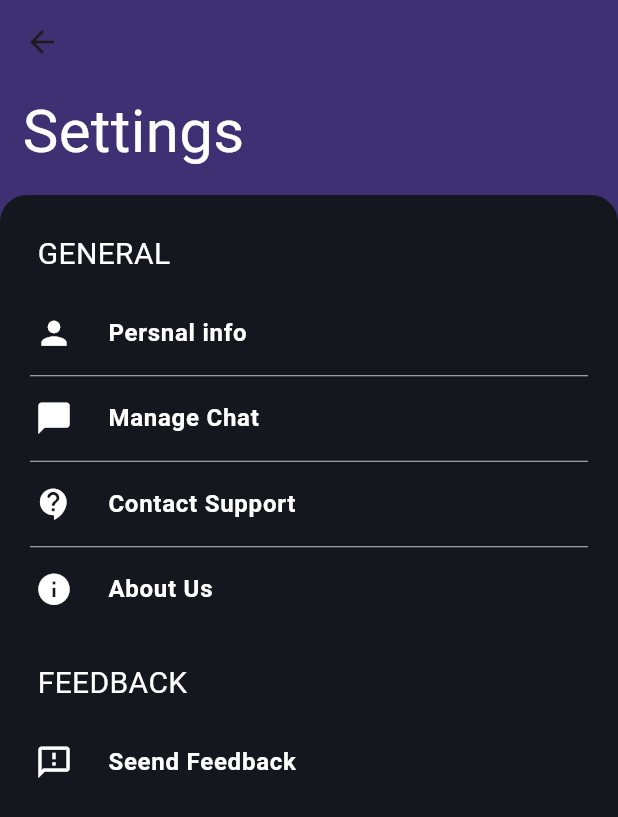
After one commit to Solanki-Tejs/docguru, a Flutter app: the Setting screen opened directly, on a phone screen of 412 x 824 dp. The commit adds this screen. Shown: the top 817 px of the screen. Run offline on Flutter 3.47's test engine with Material 3 defaults, Android fonts, the light colour scheme and no system bars; our stand-ins replace flutter_dotenv, shared_preferences; accounts and stored records are empty.

Commit message:
setting and home page added

```diff
--- a/lib/PAGE/SignIn.dart
+++ b/lib/PAGE/SignIn.dart
@@ -3,6 +3,7 @@
 import 'dart:convert';
 
 import 'package:docguru/Animation/login-register.dart';
+import 'package:docguru/PAGE/Home.dart';
 import 'package:docguru/PAGE/forgetpass.dart';
 import 'package:docguru/PAGE/rename_it.dart';
 import 'package:flutter/material.dart';
@@ -45,7 +46,7 @@ class _SignInState extends State<SignIn> {
         print("hello world!");
         prefs.setString("token", Jres["token"]);
         Navigator.pushReplacement(
-            context, MaterialPageRoute(builder: (context) => RenameIt()));
+            context, MaterialPageRoute(builder: (context) => Home()));
       }
     } catch (e) {
       print(e);
--- /dev/null
+++ b/lib/PAGE/setting.dart
@@ -0,0 +1,215 @@
+// ignore_for_file: sort_child_properties_last, prefer_const_constructors, avoid_print, prefer_interpolation_to_compose_strings, file_names, camel_case_types
+
+import 'package:flutter/material.dart';
+
+class Setting extends StatefulWidget {
+  const Setting({super.key});
+
+  @override
+  State<Setting> createState() => _Setting();
+}
+
+class _Setting extends State<Setting> {
+  @override
+  Widget build(BuildContext context) {
+    return Scaffold(
+        backgroundColor: Color.fromARGB(225, 7, 7, 27),
+        appBar: AppBar(
+          backgroundColor: Colors.deepPurpleAccent.withOpacity(0.3),
+          // title: Text(
+          //   "data",
+          //   style: TextStyle(color: Colors.white),
+          // ),
+        ),
+        body: Container(
+          decoration: BoxDecoration(
+            color: Colors.deepPurpleAccent.withOpacity(0.3),
+          ),
+          child: Column(children: [
+            Expanded(
+              flex: 1,
+              child: Padding(
+                padding: EdgeInsets.only(left: 15),
+                child: Row(
+                  children: [
+                    Text(
+                      "Settings",
+                      style: TextStyle(color: Colors.white, fontSize: 40),
+                    )
+                  ],
+                ),
+              ),
+            ),
+            Expanded(
+                flex: 11,
+                child: Padding(
+                  padding: EdgeInsets.only(top: 10),
+                  child: Container(
+                    decoration: BoxDecoration(
+                      color: const Color.fromARGB(255, 21, 23, 31),
+                      borderRadius: BorderRadius.only(
+                        topLeft: Radius.circular(18),
+                        topRight: Radius.circular(18),
+                      ),
+                    ),
+                    child: Padding(
+                      padding: EdgeInsets.only(top: 25),
+                      child: ListView(
+                        children: [
+                          Padding(
+                              padding: EdgeInsets.only(left: 25),
+                              child: Text(
+                                "GENERAL",
+                                style: TextStyle(
+                                    color: Colors.white, fontSize: 20),
+                              )),
+                          SizedBox(
+                            height: 10,
+                          ),
+                          ListTile(
+                            leading: CircleAvatar(
+                              backgroundColor: Colors.transparent,
+                              child: Icon(
+                                Icons.person,
+                                color: Colors.white,
+                                size: 25,
+                              ),
+                            ),
+                            title: Text(
+                              'Persnal info',
+                              style: TextStyle(
+                                  fontWeight: FontWeight.bold,
+                                  color: Colors.white),
+                            ),
+                            // subtitle: Text('Name,e-mail,Number'),
+                            onTap: () {
+                              setState(() {
+                                // Navigator.push(context,
+                                //     MaterialPageRoute(builder: (context) => PersonInfo()));
+                              });
+                            },
+                          ),
+                          Divider(
+                            height: 1,
+                            thickness: 0,
+                            indent: 20,
+                            endIndent: 20,
+                          ),
+                          ListTile(
+                            leading: CircleAvatar(
+                              backgroundColor: Colors.transparent,
+                              child: Icon(Icons.chat_bubble,
+                                  color: Colors.white, size: 25),
+                            ),
+                            title: Text(
+                              'Manage Chat',
+                              style: TextStyle(
+                                  fontWeight: FontWeight.bold,
+                                  color: Colors.white),
+                            ),
+                            onTap: () {},
+                          ),
+                          Divider(
+                            height: 1,
+                            thickness: 0,
+                            indent: 20,
+                            endIndent: 20,
+                          ),
+                          ListTile(
+                            leading: CircleAvatar(
+                              backgroundColor: Colors.transparent,
+                              child: Icon(Icons.contact_support_rounded,
+                                  color: Colors.white, size: 25),
+                            ),
+                            title: Text(
+                              'Contact Support',
+                              style: TextStyle(
+                                  fontWeight: FontWeight.bold,
+                                  color: Colors.white),
+                            ),
+                            // subtitle: Text('Application detail,contac us'),
+                            onTap: () {
+                              // ContactSupportPage
+                              setState(() {
+                                //   Navigator.push(context,
+                                //       MaterialPageRoute(builder: (context) => ContactSupportPage()));
+                              });
+                            },
+                          ),
+                          Divider(
+                            height: 1,
+                            thickness: 0,
+                            indent: 20,
+                            endIndent: 20,
+                          ),
+                          ListTile(
+                            leading: CircleAvatar(
+                              backgroundColor: Colors.transparent,
+                              child: Icon(Icons.info,
+                                  color: Colors.white, size: 25),
+                            ),
+                            title: Text(
+                              'About Us',
+                              style: TextStyle(
+                                  fontWeight: FontWeight.bold,
+                                  color: Colors.white),
+                            ),
+                            // subtitle: Text('Application detail,contac us'),
+                            onTap: () {
+                              setState(
+                                () {
+                                  // Navigator.push(context,
+                                  //     MaterialPageRoute(builder: (context) => AppDetail()));
+                                },
+                              );
+                            },
+                          ),
+                          // Divider(
+                          //   height: 1,
+                          //   thickness: 0,
+                          //   indent: 20,
+                          //   endIndent: 20,
+                          // ),
+                          SizedBox(
+                            height: 20,
+                          ),
+                          Padding(
+                              padding: EdgeInsets.only(left: 25),
+                              child: Text(
+                                "FEEDBACK",
+                                style: TextStyle(
+                                    color: Colors.white, fontSize: 20),
+                              )),
+                          SizedBox(
+                            height: 10,
+                          ),
+                          ListTile(
+                            leading: CircleAvatar(
+                              backgroundColor: Colors.transparent,
+                              child: Icon(Icons.feedback_outlined,
+                                  color: Colors.white, size: 25),
+                            ),
+                            title: Text(
+                              'Seend Feedback ',
+                              style: TextStyle(
+                                  fontWeight: FontWeight.bold,
+                                  color: Colors.white),
+                            ),
+                            // subtitle: Text('Application detail,contac us'),
+                            onTap: () {
+                              // ContactSupportPage
+                              setState(() {
+                                //   Navigator.push(context,
+                                //       MaterialPageRoute(builder: (context) => ContactSupportPage()));
+                              });
+                            },
+                          ),
+                        ],
+                      ),
+                    ),
+                  ),
+                ))
+          ]),
+        ));
+  }
+}
--- a/lib/main.dart
+++ b/lib/main.dart
@@ -1,5 +1,6 @@
 // ignore_for_file: sort_child_properties_last, prefer_const_constructors, avoid_print, prefer_interpolation_to_compose_strings, file_names, camel_case_types
 
+import 'package:docguru/PAGE/Home.dart';
 import 'package:docguru/PAGE/SignIn.dart';
 import 'package:flutter/material.dart';
 import 'package:flutter_dotenv/flutter_dotenv.dart';
@@ -8,7 +9,10 @@ void main() async {
   await dotenv.load(fileName: "assets/.env");
   runApp(MaterialApp(
     debugShowCheckedModeBanner: false,
-    home: SignIn(),
+    home: SafeArea(
+      top: true,
+      child: SignIn(),
+    ),
   ));
 }
 
```
Also changed, not shown: lib/PAGE/Home.dart (added, +163 -0 lines).
